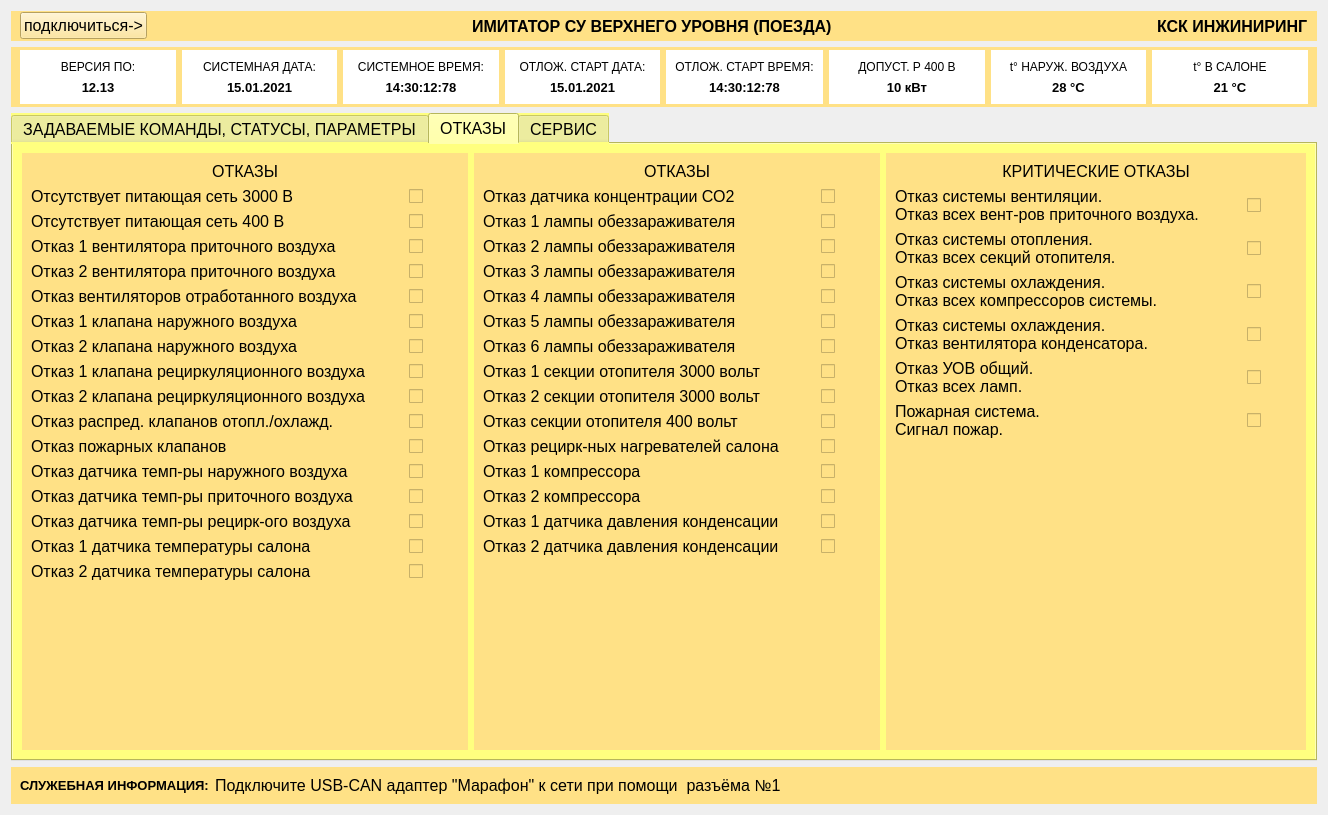
The window that train_imitator.ui (victocryl/train_imitator) describes before a commit, drawn with Qt 5.
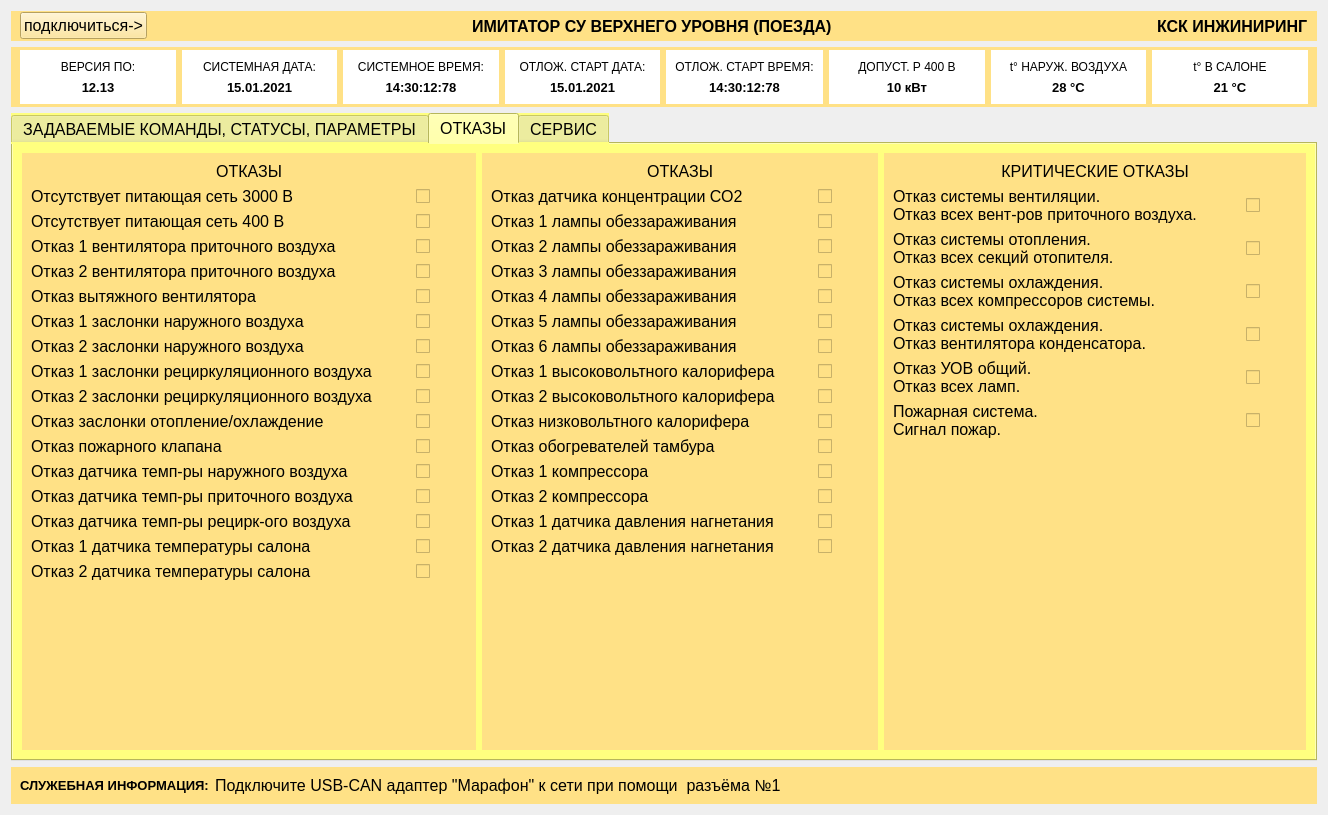
The same window after the commit. The open tabs and pages were chosen to show the change.

Commit message: исправил названия отказов в соответствии с ПМ

Diff of the .ui file:
```diff
--- a/train_imitator.ui
+++ b/train_imitator.ui
@@ -3244,7 +3244,7 @@
                </font>
               </property>
               <property name="text">
-               <string>Отказ 2 клапана наружного воздуха</string>
+               <string>Отказ 2 заслонки наружного воздуха</string>
               </property>
              </widget>
             </item>
@@ -3442,7 +3442,7 @@
                </font>
               </property>
               <property name="text">
-               <string>Отказ вентиляторов отработанного воздуха</string>
+               <string>Отказ вытяжного вентилятора</string>
               </property>
              </widget>
             </item>
@@ -3454,7 +3454,7 @@
                </font>
               </property>
               <property name="text">
-               <string>Отказ распред. клапанов отопл./охлажд.</string>
+               <string>Отказ заслонки отопление/охлаждение</string>
               </property>
              </widget>
             </item>
@@ -3520,7 +3520,7 @@
                </font>
               </property>
               <property name="text">
-               <string>Отказ пожарных клапанов</string>
+               <string>Отказ пожарного клапана</string>
               </property>
              </widget>
             </item>
@@ -3598,7 +3598,7 @@
                </font>
               </property>
               <property name="text">
-               <string>Отказ 1 клапана наружного воздуха</string>
+               <string>Отказ 1 заслонки наружного воздуха</string>
               </property>
              </widget>
             </item>
@@ -3742,7 +3742,7 @@
                </font>
               </property>
               <property name="text">
-               <string>Отказ 2 клапана рециркуляционного воздуха</string>
+               <string>Отказ 2 заслонки рециркуляционного воздуха</string>
               </property>
              </widget>
             </item>
@@ -4036,7 +4036,7 @@
                </font>
               </property>
               <property name="text">
-               <string>Отказ 1 клапана рециркуляционного воздуха</string>
+               <string>Отказ 1 заслонки рециркуляционного воздуха</string>
               </property>
              </widget>
             </item>
@@ -4155,7 +4155,7 @@
                </font>
               </property>
               <property name="text">
-               <string>Отказ 1 датчика давления конденсации</string>
+               <string>Отказ 1 датчика давления нагнетания</string>
               </property>
              </widget>
             </item>
@@ -4167,7 +4167,7 @@
                </font>
               </property>
               <property name="text">
-               <string>Отказ 3 лампы обеззараживателя</string>
+               <string>Отказ 3 лампы обеззараживания</string>
               </property>
              </widget>
             </item>
@@ -4179,7 +4179,7 @@
                </font>
               </property>
               <property name="text">
-               <string>Отказ 2 секции отопителя 3000 вольт</string>
+               <string>Отказ 2 высоковольтного калорифера</string>
               </property>
              </widget>
             </item>
@@ -4191,7 +4191,7 @@
                </font>
               </property>
               <property name="text">
-               <string>Отказ секции отопителя 400 вольт</string>
+               <string>Отказ низковольтного калорифера</string>
               </property>
              </widget>
             </item>
@@ -4365,7 +4365,7 @@
                </font>
               </property>
               <property name="text">
-               <string>Отказ рецирк-ных нагревателей салона</string>
+               <string>Отказ обогревателей тамбура</string>
               </property>
              </widget>
             </item>
@@ -4431,7 +4431,7 @@
                </font>
               </property>
               <property name="text">
-               <string>Отказ 2 лампы обеззараживателя</string>
+               <string>Отказ 2 лампы обеззараживания</string>
               </property>
              </widget>
             </item>
@@ -4563,7 +4563,7 @@
                </font>
               </property>
               <property name="text">
-               <string>Отказ 4 лампы обеззараживателя</string>
+               <string>Отказ 4 лампы обеззараживания</string>
               </property>
              </widget>
             </item>
@@ -4923,7 +4923,7 @@
                </font>
               </property>
               <property name="text">
-               <string>Отказ 5 лампы обеззараживателя</string>
+               <string>Отказ 5 лампы обеззараживания</string>
               </property>
              </widget>
             </item>
@@ -4935,7 +4935,7 @@
                </font>
               </property>
               <property name="text">
-               <string>Отказ 1 секции отопителя 3000 вольт</string>
+               <string>Отказ 1 высоковольтного калорифера</string>
               </property>
              </widget>
             </item>
@@ -4947,7 +4947,7 @@
                </font>
               </property>
               <property name="text">
-               <string>Отказ 2 датчика давления конденсации</string>
+               <string>Отказ 2 датчика давления нагнетания</string>
               </property>
              </widget>
             </item>
@@ -4959,7 +4959,7 @@
                </font>
               </property>
               <property name="text">
-               <string>Отказ 6 лампы обеззараживателя</string>
+               <string>Отказ 6 лампы обеззараживания</string>
               </property>
              </widget>
             </item>
@@ -5079,7 +5079,7 @@
                </font>
               </property>
               <property name="text">
-               <string>Отказ 1 лампы обеззараживателя</string>
+               <string>Отказ 1 лампы обеззараживания</string>
               </property>
              </widget>
             </item>
```
